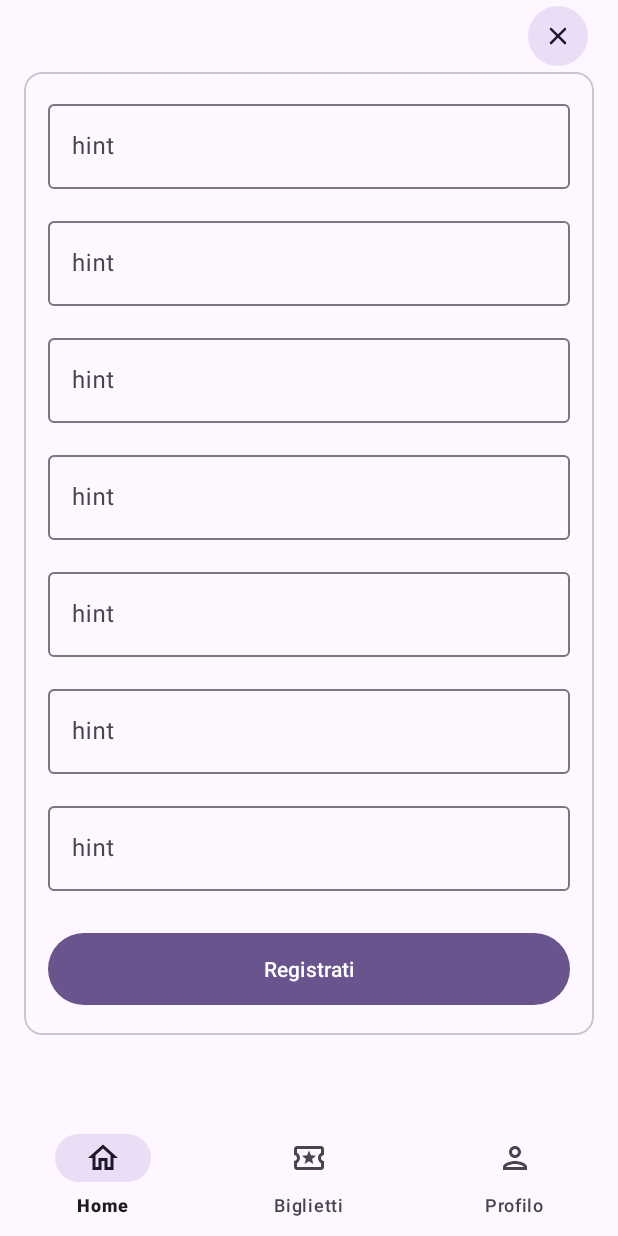
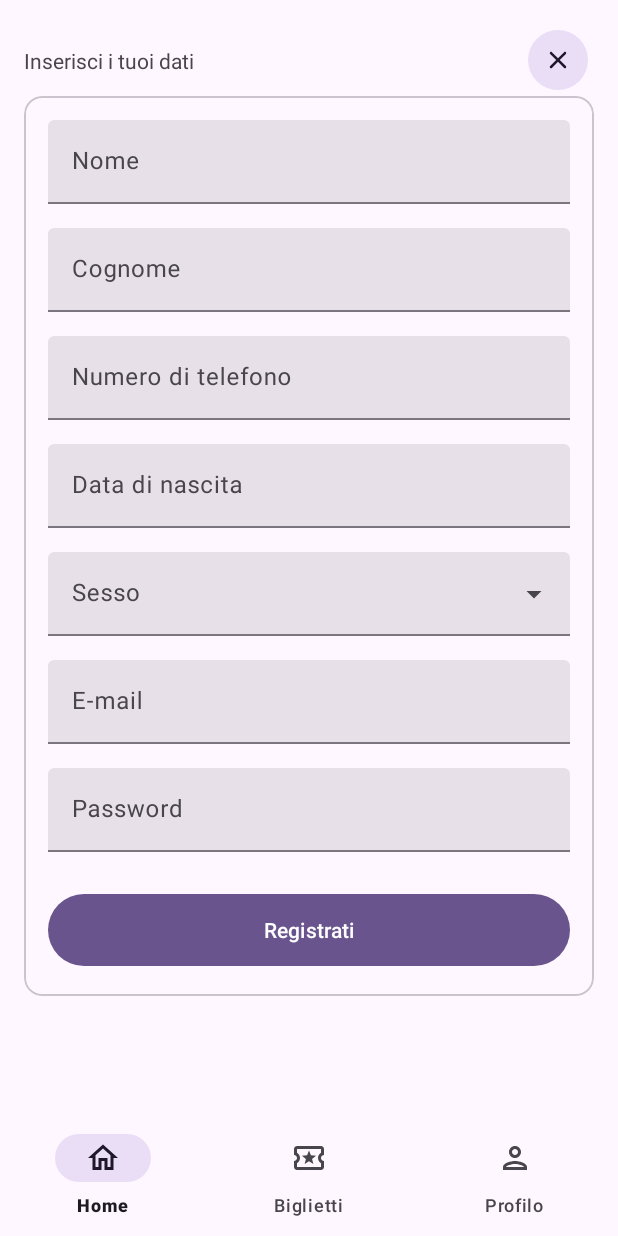
Before and after one commit to GreenBL/ARPA-Cinema, an Android app: the SignupFragment screen opened through its navigation route, on a phone screen of 412 x 824 dp. Run offline under Robolectric (Android 15) with nearby library versions, the phone set to English and light mode, and no system bars; our stand-ins replace navigation-ui; pictures from the network do not load.

Commit message:
TextValidator.kt

```diff
--- a/app/src/main/java/pwm/ar/arpacinema/auth/SignupFragment.kt
+++ b/app/src/main/java/pwm/ar/arpacinema/auth/SignupFragment.kt
@@ -7,12 +7,19 @@ import androidx.fragment.app.Fragment
 import android.view.LayoutInflater
 import android.view.View
 import android.view.ViewGroup
+import android.widget.ArrayAdapter
 import androidx.navigation.NavController
 import androidx.navigation.fragment.findNavController
 import com.google.android.material.transition.platform.MaterialContainerTransform
 import pwm.ar.arpacinema.R
+import pwm.ar.arpacinema.databinding.FragmentSignupBinding
 
 class SignupFragment : Fragment() {
+
+    val sexOptions = listOf("Maschio", "Femmina", "LGBTQ+")
+
+    private var _binding: FragmentSignupBinding? = null
+    private val binding get() = _binding!!
 
     companion object {
         fun newInstance() = SignupFragment()
@@ -22,13 +29,18 @@ class SignupFragment : Fragment() {
 
     override fun onCreate(savedInstanceState: Bundle?) {
         super.onCreate(savedInstanceState)
+        // animation container transform
         this.sharedElementEnterTransition = MaterialContainerTransform().apply {
             duration = 300L
             isElevationShadowEnabled = false
             scrimColor = Color.TRANSPARENT
-            fadeMode = MaterialContainerTransform.FADE_MODE_THROUGH
+            fadeMode = MaterialContainerTransform.FADE_MODE_CROSS
             scaleProgressThresholds = MaterialContainerTransform.ProgressThresholds(0.5f, 1f)
         }
+
+
+
+
 
 
         // TODO: Use the ViewModel
@@ -38,6 +50,27 @@ class SignupFragment : Fragment() {
         inflater: LayoutInflater, container: ViewGroup?,
         savedInstanceState: Bundle?
     ): View {
-        return inflater.inflate(R.layout.fragment_signup, container, false)
+        _binding = FragmentSignupBinding.inflate(layoutInflater, container, false)
+        return binding.root
+    }
+
+    override fun onViewCreated(view: View, savedInstanceState: Bundle?) {
+        super.onViewCreated(view, savedInstanceState)
+
+        // handle closing of this
+        val closeButton = binding.topBarInclude.closeButton
+        closeButton.setOnClickListener {
+            findNavController().popBackStack()
+        }
+        binding.topBarInclude.label.text = "Inserisci i tuoi dati"
+        val sexChooser = binding.sexField
+        val sexAdapter = ArrayAdapter(requireContext(), android.R.layout.simple_dropdown_item_1line, sexOptions)
+        sexChooser.setAdapter(sexAdapter)
+
+    }
+
+    override fun onDestroyView() {
+        super.onDestroyView()
+        _binding = null
     }
 }
--- a/app/src/main/java/pwm/ar/arpacinema/util/AndroidBug5497Workaround.kt
+++ b/app/src/main/java/pwm/ar/arpacinema/util/AndroidBug5497Workaround.kt
@@ -26,7 +26,7 @@ class AndroidBug5497Workaround private constructor(activity: Activity) {
             val heightDifference = usableHeightSansKeyboard - usableHeightNow
             if (heightDifference > (usableHeightSansKeyboard / 4)) {
                 // keyboard probably just became visible
-                frameLayoutParams.height = usableHeightSansKeyboard - heightDifference + 128
+                frameLayoutParams.height = usableHeightSansKeyboard - heightDifference + 76
             } else {
                 // keyboard probably just became hidden
                 frameLayoutParams.height = usableHeightSansKeyboard
--- /dev/null
+++ b/app/src/main/res/drawable/outline_email_24.xml
@@ -0,0 +1,5 @@
+<vector xmlns:android="http://schemas.android.com/apk/res/android" android:height="24dp" android:tint="#000000" android:viewportHeight="24" android:viewportWidth="24" android:width="24dp">
+
+    <path android:fillColor="@android:color/white" android:pathData="M22,6c0,-1.1 -0.9,-2 -2,-2L4,4c-1.1,0 -2,0.9 -2,2v12c0,1.1 0.9,2 2,2h16c1.1,0 2,-0.9 2,-2L22,6zM20,6l-8,5 -8,-5h16zM20,18L4,18L4,8l8,5 8,-5v10z"/>
+
+</vector>
--- /dev/null
+++ b/app/src/main/res/drawable/outline_lock_24.xml
@@ -0,0 +1,5 @@
+<vector xmlns:android="http://schemas.android.com/apk/res/android" android:height="24dp" android:tint="#000000" android:viewportHeight="24" android:viewportWidth="24" android:width="24dp">
+
+    <path android:fillColor="@android:color/white" android:pathData="M18,8h-1L17,6c0,-2.76 -2.24,-5 -5,-5S7,3.24 7,6v2L6,8c-1.1,0 -2,0.9 -2,2v10c0,1.1 0.9,2 2,2h12c1.1,0 2,-0.9 2,-2L20,10c0,-1.1 -0.9,-2 -2,-2zM9,6c0,-1.66 1.34,-3 3,-3s3,1.34 3,3v2L9,8L9,6zM18,20L6,20L6,10h12v10zM12,17c1.1,0 2,-0.9 2,-2s-0.9,-2 -2,-2 -2,0.9 -2,2 0.9,2 2,2z"/>
+
+</vector>
--- a/app/src/main/res/layout/fragment_auth.xml
+++ b/app/src/main/res/layout/fragment_auth.xml
@@ -11,7 +11,7 @@
         android:layout_width="match_parent"
         android:layout_height="wrap_content"
         android:background="@android:color/transparent"
-        android:fitsSystemWindows="true"
+        android:fitsSystemWindows="false"
         app:liftOnScroll="true">
 
         <include
--- a/app/src/main/res/layout/fragment_close_app_bar.xml
+++ b/app/src/main/res/layout/fragment_close_app_bar.xml
@@ -5,6 +5,7 @@
     android:id="@+id/frameLayout95"
     android:layout_width="match_parent"
     android:layout_height="?attr/actionBarSize"
+    android:fitsSystemWindows="true"
     tools:context=".appbar.CloseAppBar">
 
     <com.google.android.material.button.MaterialButton
@@ -13,8 +14,19 @@
         android:layout_width="wrap_content"
         android:layout_height="wrap_content"
         android:layout_marginEnd="16dp"
+        android:fitsSystemWindows="false"
         app:icon="@drawable/round_close_24"
         app:layout_constraintBottom_toBottomOf="parent"
         app:layout_constraintEnd_toEndOf="parent"
         app:layout_constraintTop_toTopOf="parent" />
+
+    <TextView
+        android:id="@+id/label"
+        android:layout_width="wrap_content"
+        android:layout_height="wrap_content"
+        android:layout_marginStart="16dp"
+        android:text="LABEL_STRING"
+        app:layout_constraintBottom_toBottomOf="parent"
+        app:layout_constraintStart_toStartOf="parent"
+        app:layout_constraintTop_toTopOf="parent" />
 </androidx.constraintlayout.widget.ConstraintLayout>
--- a/app/src/main/res/layout/fragment_signup.xml
+++ b/app/src/main/res/layout/fragment_signup.xml
@@ -20,7 +20,8 @@
             android:id="@+id/topBarInclude"
             layout="@layout/fragment_close_app_bar"
             android:layout_width="match_parent"
-            android:layout_height="wrap_content" />
+            android:layout_height="wrap_content"
+            android:layout_marginTop="16dp" />
 
     </com.google.android.material.appbar.AppBarLayout>
 
@@ -44,9 +45,7 @@
             android:layout_marginEnd="16dp"
             app:contentPadding="16dp">
 
-            <androidx.constraintlayout.widget.ConstraintLayout xmlns:android="http://schemas.android.com/apk/res/android"
-                xmlns:app="http://schemas.android.com/apk/res-auto"
-                xmlns:tools="http://schemas.android.com/tools"
+            <androidx.constraintlayout.widget.ConstraintLayout
                 android:id="@+id/signupContent"
                 android:layout_width="match_parent"
                 android:layout_height="wrap_content"
@@ -55,9 +54,11 @@
                 tools:context=".auth.LoginFragment">
 
                 <com.google.android.material.textfield.TextInputLayout
-                    android:id="@+id/textInputLayout"
+                    android:id="@+id/nameFieldLayout"
+                    style="@style/Widget.Material3.TextInputLayout.FilledBox"
                     android:layout_width="0dp"
                     android:layout_height="wrap_content"
+                    android:hint="Nome"
                     app:layout_constraintEnd_toEndOf="parent"
                     app:layout_constraintStart_toStartOf="parent"
                     app:layout_constraintTop_toTopOf="parent">
@@ -65,104 +66,112 @@
                     <com.google.android.material.textfield.TextInputEditText
                         android:id="@+id/nameField"
                         android:layout_width="match_parent"
-                        android:layout_height="wrap_content"
-                        android:hint="hint" />
+                        android:layout_height="wrap_content" />
                 </com.google.android.material.textfield.TextInputLayout>
 
                 <com.google.android.material.textfield.TextInputLayout
-                    android:id="@+id/textInputLayout2"
+                    android:id="@+id/surnameFieldLayout"
+                    style="@style/Widget.Material3.TextInputLayout.FilledBox"
                     android:layout_width="0dp"
                     android:layout_height="wrap_content"
                     android:layout_marginTop="16dp"
+                    android:hint="Cognome"
                     app:layout_constraintEnd_toEndOf="parent"
                     app:layout_constraintStart_toStartOf="parent"
-                    app:layout_constraintTop_toBottomOf="@+id/textInputLayout">
+                    app:layout_constraintTop_toBottomOf="@id/nameFieldLayout">
 
                     <com.google.android.material.textfield.TextInputEditText
                         android:id="@+id/surnameField"
                         android:layout_width="match_parent"
-                        android:layout_height="wrap_content"
-                        android:hint="hint" />
+                        android:layout_height="wrap_content" />
                 </com.google.android.material.textfield.TextInputLayout>
 
                 <com.google.android.material.textfield.TextInputLayout
-                    android:id="@+id/textInputLayout3"
+                    android:id="@+id/phoneFieldLayout"
+                    style="@style/Widget.Material3.TextInputLayout.FilledBox"
                     android:layout_width="0dp"
                     android:layout_height="wrap_content"
                     android:layout_marginTop="16dp"
+                    android:hint="Numero di telefono"
                     app:layout_constraintEnd_toEndOf="parent"
                     app:layout_constraintStart_toStartOf="parent"
-                    app:layout_constraintTop_toBottomOf="@+id/textInputLayout2">
+                    app:layout_constraintTop_toBottomOf="@+id/surnameFieldLayout">
 
                     <com.google.android.material.textfield.TextInputEditText
                         android:id="@+id/phoneField"
                         android:layout_width="match_parent"
-                        android:layout_height="wrap_content"
-                        android:hint="hint" />
+                        android:layout_height="wrap_content" />
                 </com.google.android.material.textfield.TextInputLayout>
 
                 <com.google.android.material.textfield.TextInputLayout
-                    android:id="@+id/textInputLayout4"
+                    android:id="@+id/dateFieldLayout"
+                    style="@style/Widget.Material3.TextInputLayout.FilledBox"
                     android:layout_width="0dp"
                     android:layout_height="wrap_content"
                     android:layout_marginTop="16dp"
+                    android:hint="Data di nascita"
                     app:layout_constraintEnd_toEndOf="parent"
                     app:layout_constraintStart_toStartOf="parent"
-                    app:layout_constraintTop_toBottomOf="@+id/textInputLayout3">
+                    app:layout_constraintTop_toBottomOf="@+id/phoneFieldLayout"
+                    app:placeholderText="DD/MM/AA">
 
                     <com.google.android.material.textfield.TextInputEditText
                         android:id="@+id/dateField"
                         android:layout_width="match_parent"
                         android:layout_height="wrap_content"
-                        android:hint="hint" />
+                        android:inputType="datetime|date" />
                 </com.google.android.material.textfield.TextInputLayout>
 
                 <com.google.android.material.textfield.TextInputLayout
-                    android:id="@+id/textInputLayout5"
+                    android:id="@+id/sexFieldLayout"
+                    style="@style/Widget.Material3.TextInputLayout.FilledBox.ExposedDropdownMenu"
                     android:layout_width="0dp"
                     android:layout_height="wrap_content"
                     android:layout_marginTop="16dp"
+                    android:hint="Sesso"
                     app:layout_constraintEnd_toEndOf="parent"
                     app:layout_constraintStart_toStartOf="parent"
-                    app:layout_constraintTop_toBottomOf="@+id/textInputLayout4">
+                    app:layout_constraintTop_toBottomOf="@+id/dateFieldLayout">
 
-                    <com.google.android.material.textfield.TextInputEditText
+                    <com.google.android.material.textfield.MaterialAutoCompleteTextView
                         android:id="@+id/sexField"
                         android:layout_width="match_parent"
-                        android:layout_height="wrap_content"
-                        android:hint="hint" />
+                        android:layout_height="match_parent"
+                        android:inputType="none" />
                 </com.google.android.material.textfield.TextInputLayout>
 
                 <com.google.android.material.textfield.TextInputLayout
-                    android:id="@+id/textInputLayout6"
+                    android:id="@+id/emailFieldLayout"
+                    style="@style/Widget.Material3.TextInputLayout.FilledBox"
                     android:layout_width="0dp"
                     android:layout_height="wrap_content"
                     android:layout_marginTop="16dp"
+                    android:hint="E-mail"
                     app:layout_constraintEnd_toEndOf="parent"
                     app:layout_constraintStart_toStartOf="parent"
-                    app:layout_constraintTop_toBottomOf="@+id/textInputLayout5">
+                    app:layout_constraintTop_toBottomOf="@+id/sexFieldLayout">
 
                     <com.google.android.material.textfield.TextInputEditText
                         android:id="@+id/emailField"
                         android:layout_width="match_parent"
-                        android:layout_height="wrap_content"
-                        android:hint="hint" />
+                        android:layout_height="wrap_content" />
                 </com.google.android.material.textfield.TextInputLayout>
 
                 <com.google.android.material.textfield.TextInputLayout
-                    android:id="@+id/textInputLayout7"
+                    android:id="@+id/passwordFieldLayout"
+                    style="@style/Widget.Material3.TextInputLayout.FilledBox"
                     android:layout_width="0dp"
                     android:layout_height="wrap_content"
                     android:layout_marginTop="16dp"
+                    android:hint="Password"
                     app:layout_constraintEnd_toEndOf="parent"
                     app:layout_constraintStart_toStartOf="parent"
-                    app:layout_constraintTop_toBottomOf="@+id/textInputLayout6">
+                    app:layout_constraintTop_toBottomOf="@+id/emailFieldLayout">
 
                     <com.google.android.material.textfield.TextInputEditText
                         android:id="@+id/passwordField"
                         android:layout_width="match_parent"
-                        android:layout_height="wrap_content"
-                        android:hint="hint" />
+                        android:layout_height="wrap_content" />
                 </com.google.android.material.textfield.TextInputLayout>
 
 
@@ -176,7 +185,7 @@
                     app:layout_constraintEnd_toEndOf="parent"
                     app:layout_constraintHorizontal_bias="0.0"
                     app:layout_constraintStart_toStartOf="parent"
-                    app:layout_constraintTop_toBottomOf="@+id/textInputLayout7" />
+                    app:layout_constraintTop_toBottomOf="@+id/passwordFieldLayout" />
 
             </androidx.constraintlayout.widget.ConstraintLayout>
 
```
Also changed, not shown: app/src/main/java/pwm/ar/arpacinema/auth/AuthFragment.kt (+16 -1 lines), app/src/main/java/pwm/ar/arpacinema/auth/LoginFragment.kt (deleted, +0 -37 lines), app/src/main/java/pwm/ar/arpacinema/util/TextValidator.kt (added, +55 -0 lines), app/src/main/res/layout/fragment_login.xml (+24 -7 lines), app/src/main/res/layout/fragment_nav_app_bar.xml (+4 -3 lines).
